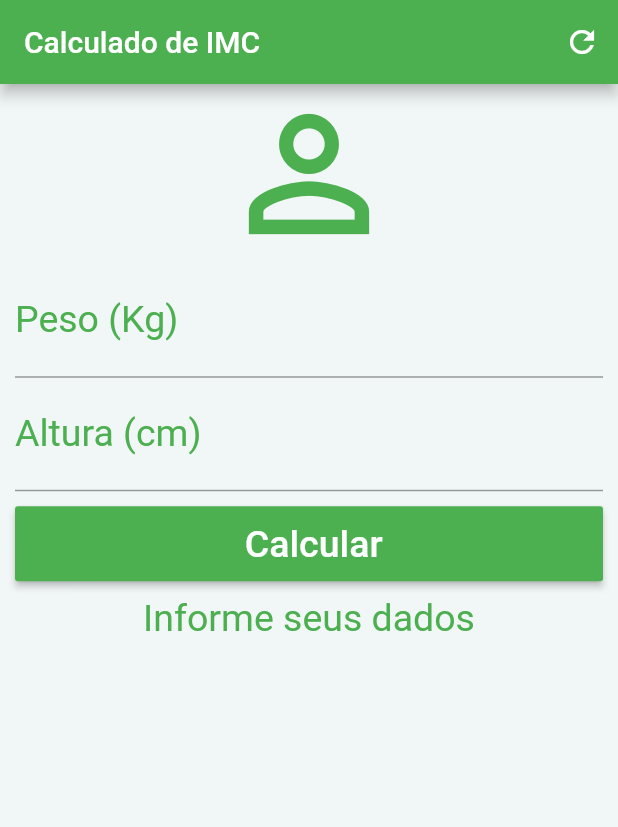
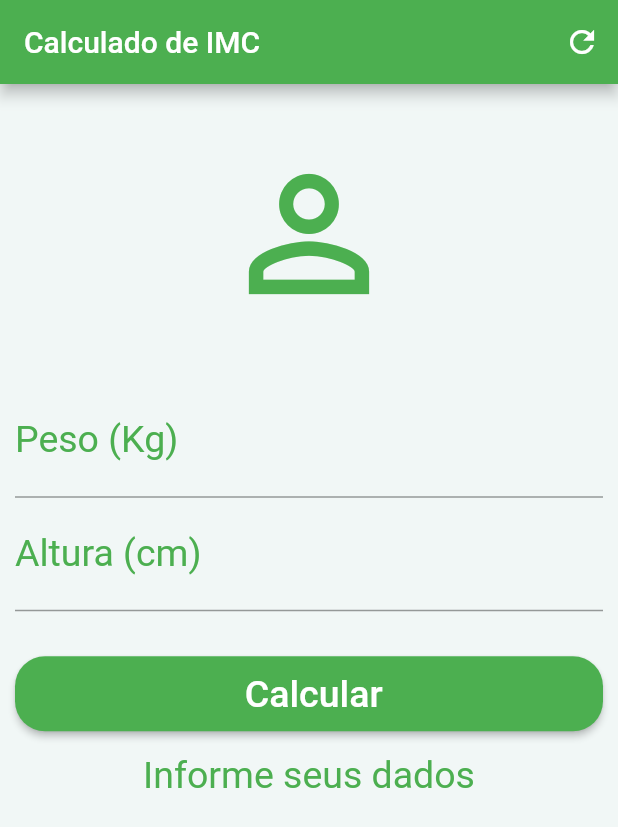
Before and after one commit to Rosines-Almeida/calculadora_imc, a Flutter app: the screen it shows after launch, on a phone screen of 412 x 824 dp. Shown: the top 827 px of the screen. Run offline on Flutter 3.47's test engine with Material 2 defaults, Android fonts, the phone set to English and light mode, and no system bars.

Commit message:
projeto calculadora-ajueste de layout

```diff
--- a/lib/main.dart
+++ b/lib/main.dart
@@ -82,10 +82,13 @@ dynamic _formKey = GlobalKey<FormState>();
           child: Column(
             crossAxisAlignment: CrossAxisAlignment.stretch,
             children: [
-              Icon(
-                Icons.person_outline,
-                size: 120.0,
-                color: Colors.green,
+              Padding(
+                padding: const EdgeInsets.symmetric( vertical: 40),
+                child: Icon(
+                  Icons.person_outline,
+                  size: 120.0,
+                  color: Colors.green,
+                ),
               ),
               TextFormField(
                 validator:(value) {
@@ -122,10 +125,10 @@ dynamic _formKey = GlobalKey<FormState>();
                 style: TextStyle(color: Colors.green, fontSize: 25),
               ),
               Padding(
-                padding: const EdgeInsets.symmetric(vertical: 10.0),
+                padding: const EdgeInsets.fromLTRB(0.0,30,0 , 15),
                 child: Container(
                   height: 50.0,
-                  child: RaisedButton(
+                  child: ElevatedButton(
                     onPressed: (){
                       if(_formKey.currentState!.validate()){
                         calculate();
@@ -135,7 +138,12 @@ dynamic _formKey = GlobalKey<FormState>();
                       ' Calcular',
                       style: TextStyle(color: Colors.white, fontSize: 25.0),
                     ),
-                    color: Colors.green,
+                    style: ElevatedButton.styleFrom(
+                        primary: Colors.green,
+                        shape: RoundedRectangleBorder(
+                            borderRadius: BorderRadius.circular(20)
+                          )
+                    ),
                   ),
                 ),
               ),
```
